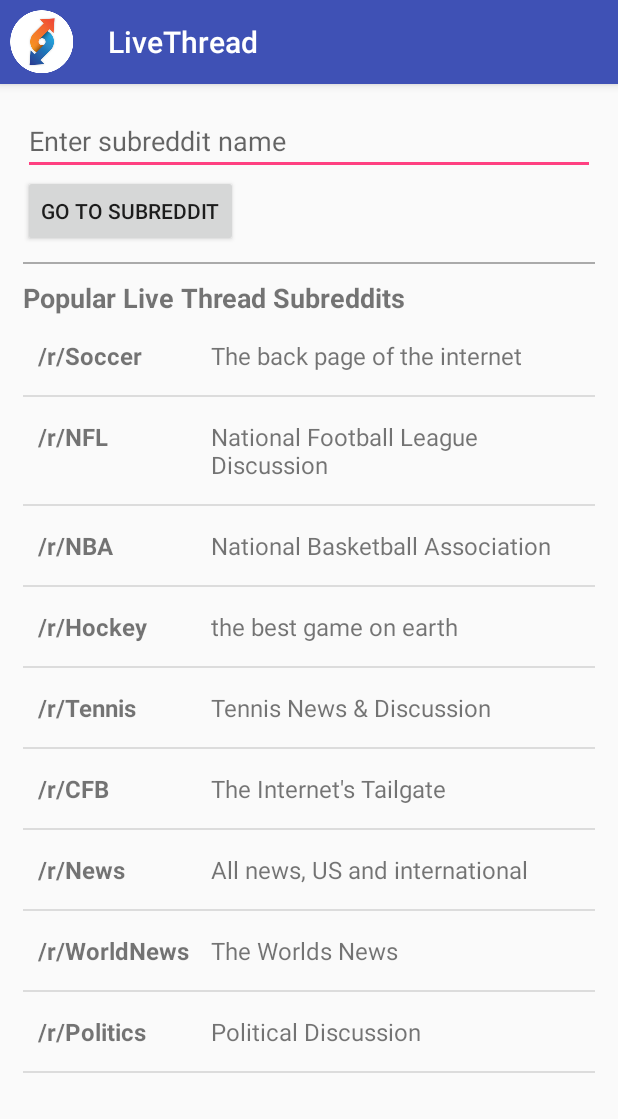
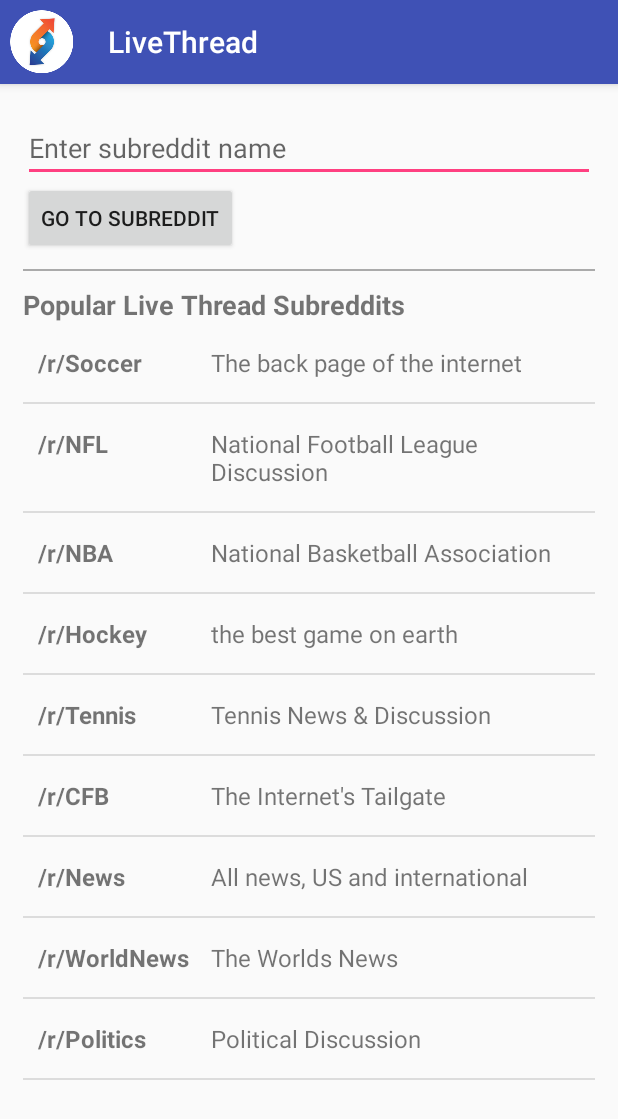
Before and after one commit to LiveThread/android, an Android app: the screen it shows after launch (SubredditActivity), on a phone screen of 412 x 824 dp. Shown: the top 1119 px of the screen. Run offline under Robolectric (Android 15) with nearby library versions, the phone set to English and light mode, and no system bars.

Commit message:
Fixed up margins for subreddit view

```diff
--- a/app/src/main/res/layout/fragment_select_subreddit.xml
+++ b/app/src/main/res/layout/fragment_select_subreddit.xml
@@ -3,7 +3,9 @@
     android:layout_width="match_parent"
     android:layout_height="match_parent"
     android:orientation="vertical"
-    android:padding="15dp"
+    android:paddingLeft="15dp"
+    android:paddingRight="15dp"
+    android:paddingTop="20dp"
     tools:context="guru.nickthompson.livethread.fragments.SelectSubredditFragment">
 
     <EditText
```
